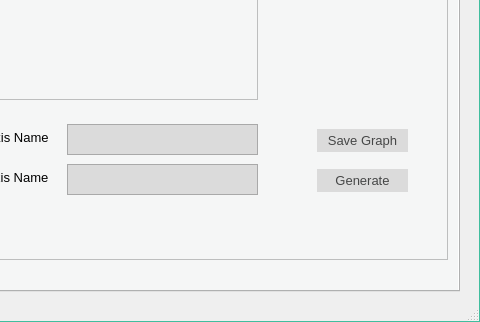
Qt form mainscreen.ui (rddealwis/Formular_Calculator_and_Integrator) before a commit; both pictures show x 395 to 875 and y 228 to 550 of the 875 by 550 pixel window.
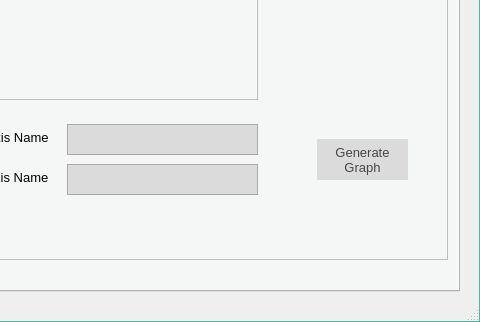
The same form after that commit. Icons and pictures are not drawn.

Commit message: Removed an unwanted button.

What changed in the file:
```diff
--- a/mainscreen.ui
+++ b/mainscreen.ui
@@ -2537,42 +2537,13 @@
         <string>Load Formula</string>
        </property>
       </widget>
-      <widget class="QPushButton" name="pbSaveGraph">
-       <property name="geometry">
-        <rect>
-         <x>680</x>
-         <y>290</y>
-         <width>91</width>
-         <height>23</height>
-        </rect>
-       </property>
-       <property name="font">
-        <font>
-         <family>Lao UI</family>
-         <pointsize>10</pointsize>
-        </font>
-       </property>
-       <property name="styleSheet">
-        <string notr="true">QPushButton{
- 	background-color: #dbdbdb;
-    border: 2px;
-	color:#464747;
-
-}
-
-QPushButton:hover{background-color:#40bd9e; color:white;}</string>
-       </property>
-       <property name="text">
-        <string>Save Graph</string>
-       </property>
-      </widget>
       <widget class="QPushButton" name="pbGenerate">
        <property name="geometry">
         <rect>
          <x>680</x>
-         <y>330</y>
+         <y>300</y>
          <width>91</width>
-         <height>23</height>
+         <height>41</height>
         </rect>
        </property>
        <property name="font">
@@ -2592,7 +2563,8 @@
 QPushButton:hover{background-color:#40bd9e; color:white;}</string>
        </property>
        <property name="text">
-        <string>Generate</string>
+        <string>Generate
+Graph</string>
        </property>
       </widget>
       <widget class="QListWidget" name="lstGraphFormulas">
```
